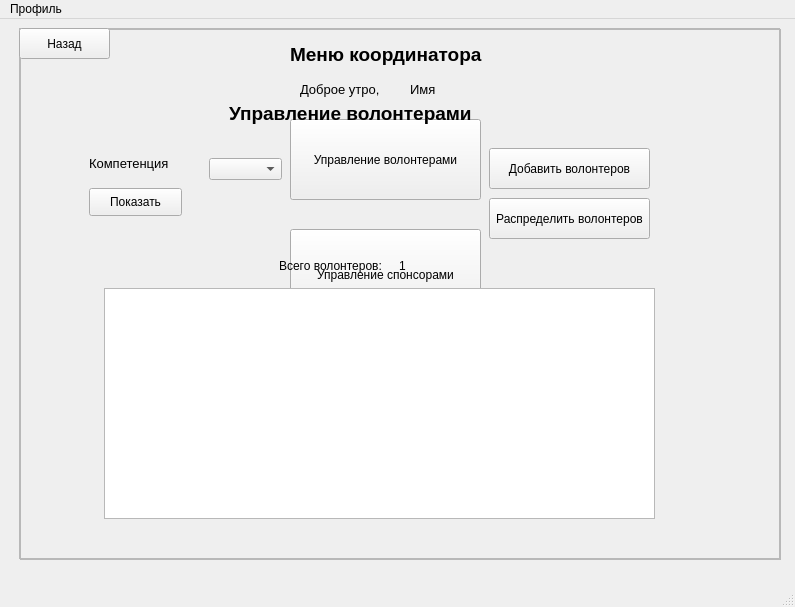
Above: ui_files/CoordinatorWindowUi.ui from antons201/WorldSkills__CourseWork before the change. Below: the same form after it.
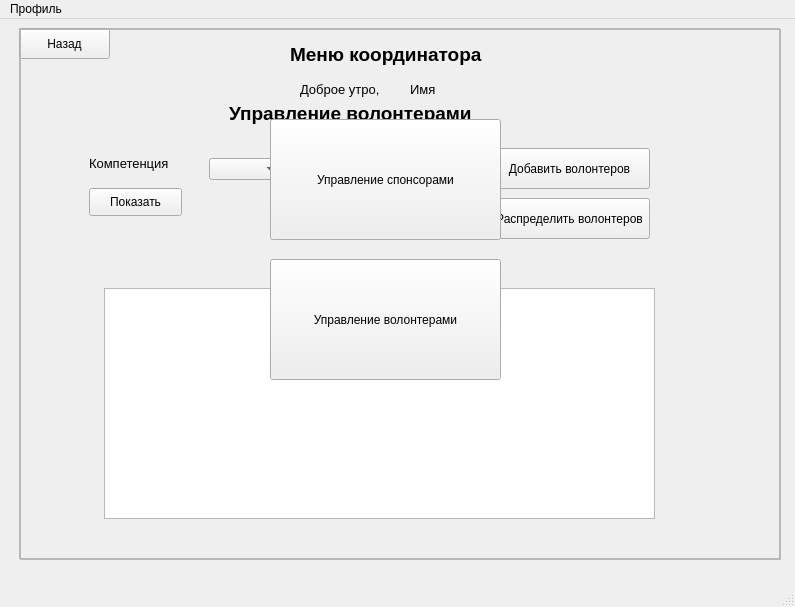
That is the form after the change.

What changed in the file:
```diff
--- a/ui_files/CoordinatorWindowUi.ui
+++ b/ui_files/CoordinatorWindowUi.ui
@@ -88,10 +88,10 @@
     <widget class="QPushButton" name="ManagingVolunteersButton">
      <property name="geometry">
       <rect>
-       <x>270</x>
-       <y>90</y>
-       <width>191</width>
-       <height>81</height>
+       <x>250</x>
+       <y>230</y>
+       <width>231</width>
+       <height>121</height>
       </rect>
      </property>
      <property name="text">
@@ -101,29 +101,16 @@
     <widget class="QPushButton" name="ManagingSponsorsButton">
      <property name="geometry">
       <rect>
-       <x>270</x>
-       <y>200</y>
-       <width>191</width>
-       <height>91</height>
+       <x>250</x>
+       <y>90</y>
+       <width>231</width>
+       <height>121</height>
       </rect>
      </property>
      <property name="text">
       <string>Управление спонсорами</string>
      </property>
     </widget>
-    <widget class="QPushButton" name="ResultsButton">
-     <property name="geometry">
-      <rect>
-       <x>270</x>
-       <y>320</y>
-       <width>191</width>
-       <height>81</height>
-      </rect>
-     </property>
-     <property name="text">
-      <string>Мои результаты</string>
-     </property>
-    </widget>
    </widget>
    <widget class="QFrame" name="VolunteersFrame">
     <property name="geometry">
@@ -277,6 +264,8 @@
      </property>
     </widget>
    </widget>
+   <zorder>VolunteersFrame</zorder>
+   <zorder>MainFrame</zorder>
   </widget>
   <widget class="QMenuBar" name="menubar">
    <property name="geometry">
```
